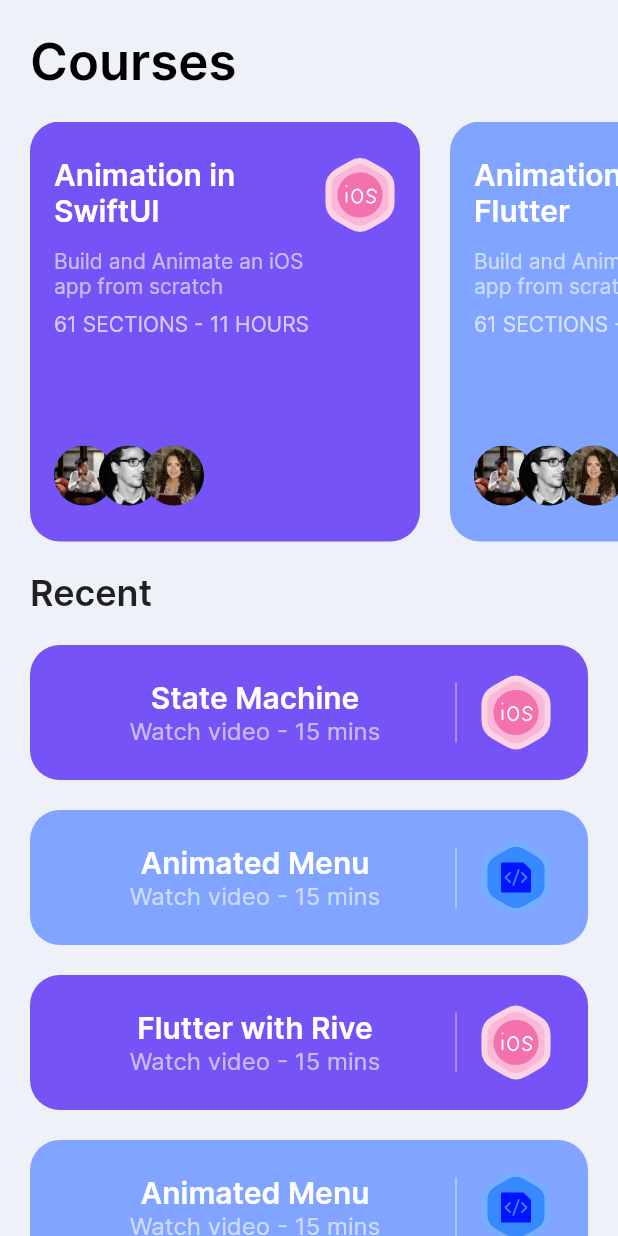
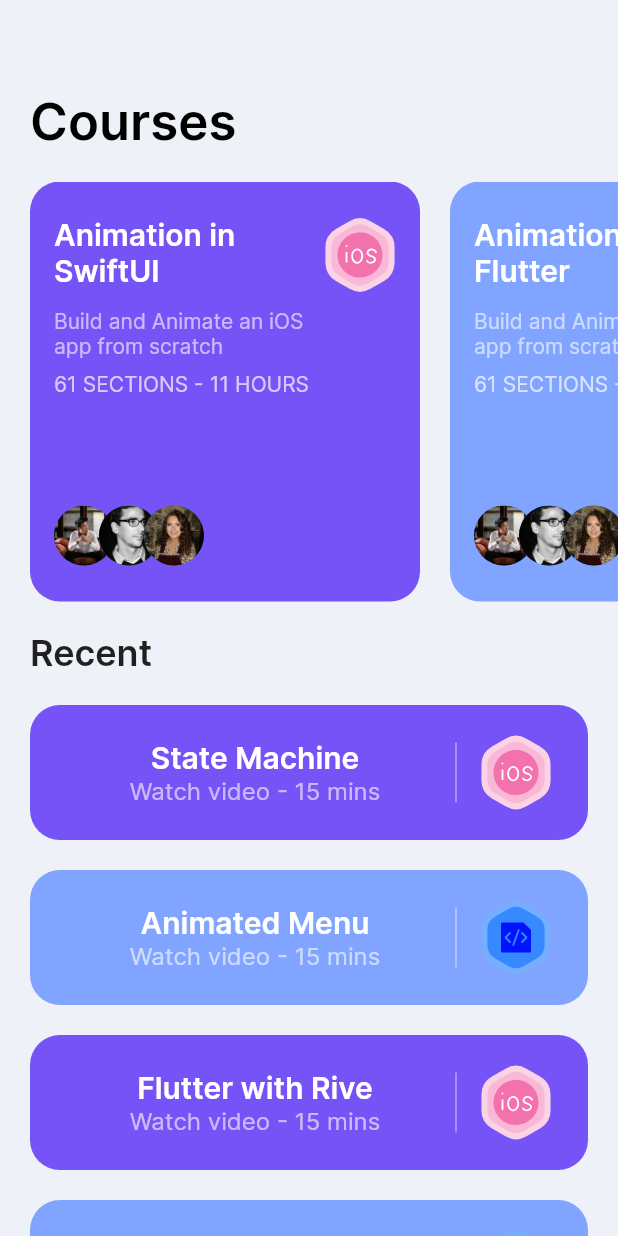
Before and after one commit to leobtt/animated_with_rive, a Flutter app: the HomeScreen screen opened directly, on a phone screen of 412 x 824 dp. Run offline on Flutter 3.47's test engine with Material 2 defaults, Android fonts, the phone set to English and light mode, and no system bars; our stand-ins replace flutter_svg, rive.

Commit message:
fix: little adjustments

```diff
--- a/lib/main.dart
+++ b/lib/main.dart
@@ -1,4 +1,5 @@
 import 'package:flutter/material.dart';
+import 'package:rive_animation/components/side_menu.dart';
 import 'package:rive_animation/entry_point.dart';
 import 'package:rive_animation/screens/onboding/onboding_screen.dart';
 
@@ -28,7 +29,7 @@ class MyApp extends StatelessWidget {
           errorBorder: defaultInputBorder,
         ),
       ),
-      home: const EntryPoint(),
+      home: const OnboardingScreen(),
     );
   }
 }
--- a/lib/screens/home/home_screen.dart
+++ b/lib/screens/home/home_screen.dart
@@ -15,6 +15,7 @@ class HomeScreen extends StatelessWidget {
         child: Column(
           crossAxisAlignment: CrossAxisAlignment.start,
           children: [
+            const SizedBox(height: 40),
             Padding(
               padding: const EdgeInsets.all(20.0),
               child: Text(
--- a/lib/screens/onboding/components/sign_in_form.dart
+++ b/lib/screens/onboding/components/sign_in_form.dart
@@ -2,6 +2,7 @@ import 'package:flutter/cupertino.dart';
 import 'package:flutter/material.dart';
 import 'package:flutter_svg/flutter_svg.dart';
 import 'package:rive/rive.dart';
+import 'package:rive_animation/entry_point.dart';
 import 'package:rive_animation/utils/rive_utils.dart';
 
 class SignInForm extends StatefulWidget {
@@ -44,6 +45,10 @@ class _SignInFormState extends State<SignInForm> {
             () {
               setState(() => isShowLoading = false);
               confetti.fire();
+              Future.delayed(const Duration(seconds: 1), (() {
+                Navigator.of(context).push(
+                    MaterialPageRoute(builder: ((context) => EntryPoint())));
+              }));
             },
           );
         } else {
```
